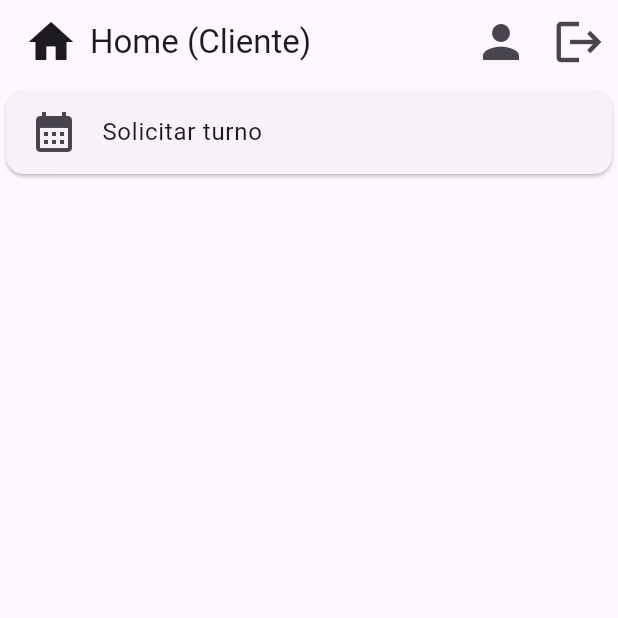
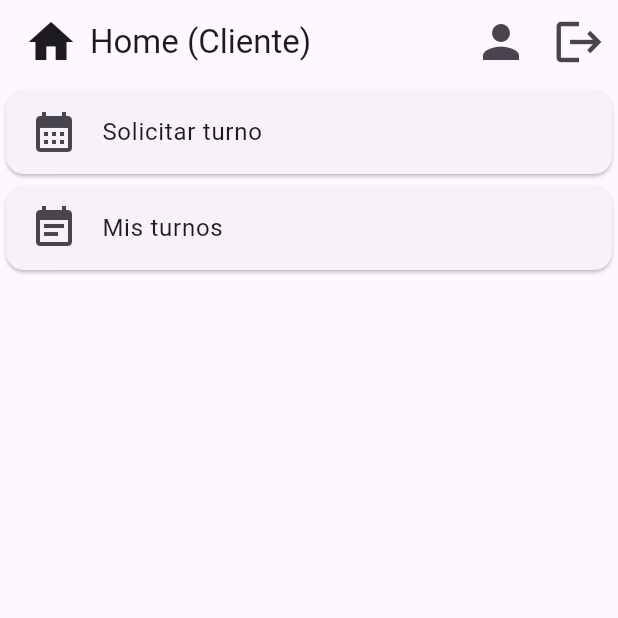
Before and after one commit to danielazim13/genespeluqueria, a Flutter app: the ClienteHomeScreen screen opened by its route, on a phone screen of 412 x 824 dp, the top half of it. Run offline on Flutter 3.47's test engine with Material 3 defaults, Android fonts, the phone set to English and light mode, and no system bars; our stand-ins replace cloud_firestore, firebase_auth, firebase_core, go_router; accounts and stored records are empty.

Commit message:
ruta y pantalla mis turnos

```diff
--- a/lib/screens/cliente_screen.dart
+++ b/lib/screens/cliente_screen.dart
@@ -21,6 +21,14 @@ class ClienteHomeScreen extends StatelessWidget {
               context.go('/cliente/turno/pedir', extra: currentUser);
             }, route: '/cliente/turno/pedir',
           ),
+          NavigationButton(
+            text: 'Mis turnos',
+            icon: Icons.event_note,
+            onTap: () {
+              context.push('/cliente/verTurnos', extra: currentUser);
+            },
+            route: '/cliente/verTurnos',
+          ),
         ],
       ),
     );
--- a/lib/screens/pedir_turno_screen.dart
+++ b/lib/screens/pedir_turno_screen.dart
@@ -103,6 +103,8 @@ class _SolicitarTurnoScreenState extends State<SolicitarTurnoScreen> {
     print('Turno solicitado: ${turno.toFirestore()}');
     // Here you would save `turno` to Firestore
 
+
+
     // Show a confirmation dialog
     showDialog(
       context: context,
```
Also changed, not shown: lib/core/router.dart (+9 -0 lines), lib/screens/ver_agenda_screen.dart (+34 -0 lines).
